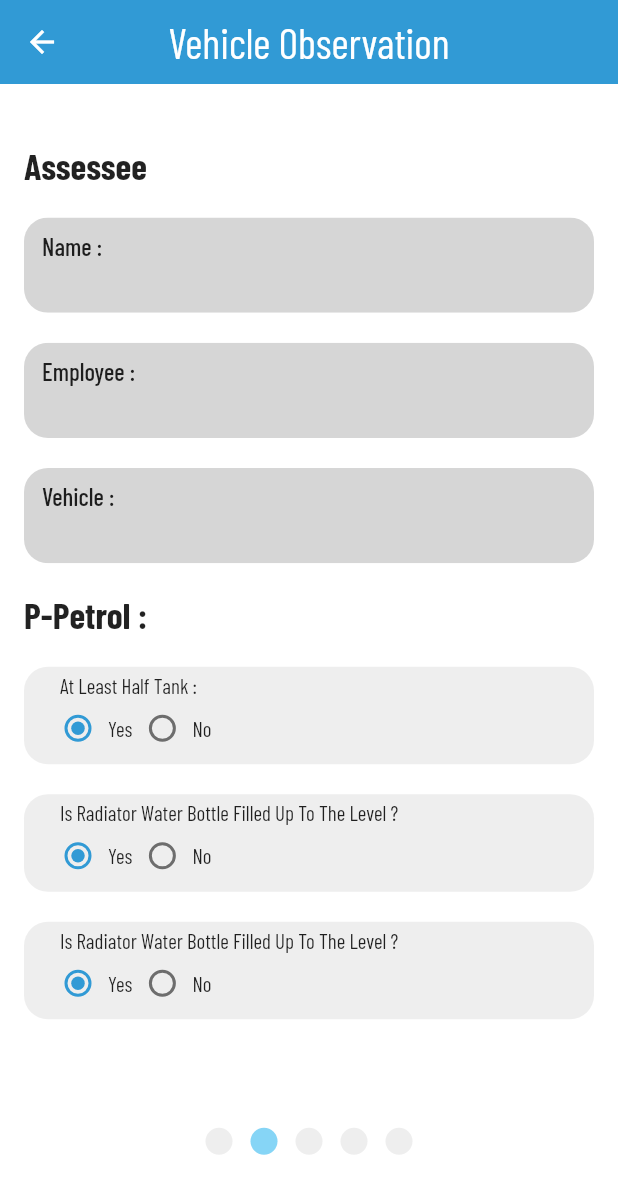
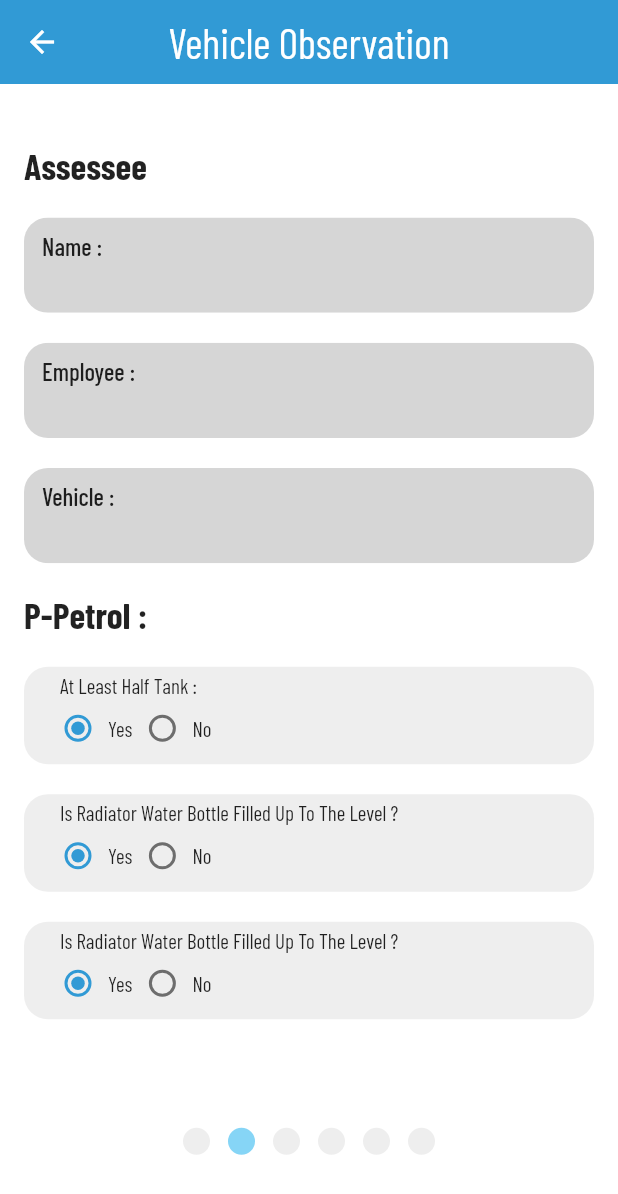
Before and after one commit to Tanzeela97/mega_tech, a Flutter app: the VehicleObservation screen opened by its route, swiped to page 2, on a phone screen of 412 x 824 dp. Shown: the top 1194 px of the screen. Run offline on Flutter 3.47's test engine with Material 2 defaults, Android fonts, the phone set to English and light mode, and no system bars; our stand-ins replace bloc, flutter_bloc, get_it, google_fonts, google_maps_flutter, responsive_framework.

Commit message:
more fixes

```diff
--- a/lib/constant/app_string.dart
+++ b/lib/constant/app_string.dart
@@ -180,4 +180,6 @@ abstract class AppString {
       "Are All Seat Belts In Good Working Conditions ?";
 
   static const complete = " Complete";
+  static const avgSpeedTrip = " Avg. Speed/Trip";
+  static const totalMileage = " Total Mileage";
 }
--- a/lib/presentation/screen/menu/home_view/vehicle_observation/vehicle_observation.dart
+++ b/lib/presentation/screen/menu/home_view/vehicle_observation/vehicle_observation.dart
@@ -3,6 +3,7 @@ import 'package:flutter_bloc/flutter_bloc.dart';
 import 'package:megatech/constant/app_string.dart';
 import 'package:megatech/theme/app_color.dart';
 import 'package:megatech/widgets/kAppbar.dart';
+import 'package:megatech/widgets/kElevatedButton.dart';
 import 'package:megatech/widgets/kMultilineTextField.dart';
 import 'package:megatech/widgets/kText.dart';
 import 'package:megatech/widgets/kTextFieldNonFloatingLabel.dart';
@@ -11,7 +12,6 @@ import 'package:megatech/widgets/kdecoratedField.dart';
 import '../../../../../app_utility/app_utility.dart';
 import '../../../../../dependency_injection.dart';
 import '../../../../blocs/date_time_picker/date_time_picker_bloc.dart';
-
 
 class VehicleObservation extends StatefulWidget {
   const VehicleObservation({Key? key}) : super(key: key);
@@ -54,44 +54,57 @@ class _VehicleObservationState extends State<VehicleObservation> {
           children: [
             AspectRatio(
               aspectRatio: 1 / 1.65,
-                child: PageView( onPageChanged: (value) {
+              child: PageView(
+                  onPageChanged: (value) {
                     pageIndex.value = value;
-                },children: [
+                  },
+                  children: [
                     ///pageOne
                     Padding(
-                    padding: const EdgeInsets.only(left: 16.0, right: 16.0, top: 40),
+                      padding: const EdgeInsets.only(
+                          left: 16.0, right: 16.0, top: 40),
                       child: Column(
                         children: [
-                        const KTextFieldNonFloatingLabel(label: AppString.driverName),
+                          const KTextFieldNonFloatingLabel(
+                              label: AppString.driverName),
                           _heightBox,
                           Row(
                             children: [
-                            BlocBuilder<DateTimePickerBloc,DateTimePickerInitial>(
-                              bloc:lastDate ,
-                              builder: (_,toState){
-                                return  Expanded(child:  KDecoratedField(
+                              BlocBuilder<DateTimePickerBloc,
+                                  DateTimePickerInitial>(
+                                bloc: lastDate,
+                                builder: (_, toState) {
+                                  return Expanded(
+                                      child: KDecoratedField(
                                     labelString: AppString.date,
                                     label: true,
-                                  value: AppUtility.dateFormat(toState.dateTime),
+                                    value:
+                                        AppUtility.dateFormat(toState.dateTime),
                                     //from: false,
-                                  callback: (){
+                                    callback: () {
                                       lastDate.add(PickDate(context: context));
-                                  }, from: false,
+                                    },
+                                    from: false,
                                   ));
                                 },
                               ),
                               _widthBox,
-                            BlocBuilder<DateTimePickerBloc,DateTimePickerInitial>(
-                              bloc:lastObservation ,
-                              builder: (_,toState){
-                                return  Expanded(child:  KDecoratedField(
+                              BlocBuilder<DateTimePickerBloc,
+                                  DateTimePickerInitial>(
+                                bloc: lastObservation,
+                                builder: (_, toState) {
+                                  return Expanded(
+                                      child: KDecoratedField(
                                     labelString: AppString.lastObservation,
                                     label: true,
-                                  value: AppUtility.dateFormat(toState.dateTime),
+                                    value:
+                                        AppUtility.dateFormat(toState.dateTime),
                                     //from: false,
-                                  callback: (){
-                                    lastObservation.add(PickDate(context: context));
-                                  }, from: false,
+                                    callback: () {
+                                      lastObservation
+                                          .add(PickDate(context: context));
+                                    },
+                                    from: false,
                                   ));
                                 },
                               ),
@@ -115,15 +128,16 @@ class _VehicleObservationState extends State<VehicleObservation> {
 
                     ///pageTwo
                     Padding(
-                    padding:
-                        const EdgeInsets.only(left: 16.0, right: 16.0, top: 40),
+                      padding: const EdgeInsets.only(
+                          left: 16.0, right: 16.0, top: 40),
                       child: Column(
                         crossAxisAlignment: CrossAxisAlignment.start,
                         children: [
                           const KText('Assessee',
                               fontSize: 24, enumText: EnumText.bold),
                           _heightBox,
-                        const KTextFieldNonFloatingLabel(label: AppString.name),
+                          const KTextFieldNonFloatingLabel(
+                              label: AppString.name),
                           _heightBox,
                           const KTextFieldNonFloatingLabel(
                               label: AppString.employee),
@@ -156,8 +170,8 @@ class _VehicleObservationState extends State<VehicleObservation> {
 
                     ///pageThree
                     Padding(
-                    padding:
-                        const EdgeInsets.only(left: 16.0, right: 16.0, top: 40),
+                      padding: const EdgeInsets.only(
+                          left: 16.0, right: 16.0, top: 40),
                       child: Column(
                         crossAxisAlignment: CrossAxisAlignment.start,
                         children: [
@@ -167,17 +181,20 @@ class _VehicleObservationState extends State<VehicleObservation> {
                           KDecoratedFieldRadio(
                               radioNotifier: radioOne,
                               data: option,
-                            label: AppString.isEngineOilGreaterThanToTheLevel),
+                              label:
+                                  AppString.isEngineOilGreaterThanToTheLevel),
                           _heightBox,
                           KDecoratedFieldRadio(
                               radioNotifier: radioOne,
                               data: option,
-                            label: AppString.isBrakeMCylReservoirUpToTheLevel),
+                              label:
+                                  AppString.isBrakeMCylReservoirUpToTheLevel),
                           _heightBox,
                           KDecoratedFieldRadio(
                               radioNotifier: radioOne,
                               data: option,
-                            label: AppString.isClutchMCylReservoirUpToTheLevel),
+                              label:
+                                  AppString.isClutchMCylReservoirUpToTheLevel),
                           _heightBox,
                           const KText(AppString.eElectricity,
                               fontSize: 24, enumText: EnumText.bold),
@@ -192,14 +209,14 @@ class _VehicleObservationState extends State<VehicleObservation> {
                               data: option,
                               label: AppString
                                   .areAllIndicatorBreakReverseAndHeadLightWorking),
-
                         ],
                       ),
                     ),
+
                     ///pageFour
                     Padding(
-                    padding:
-                        const EdgeInsets.only(left: 16.0, right: 16.0, top: 40),
+                      padding: const EdgeInsets.only(
+                          left: 16.0, right: 16.0, top: 40),
                       child: Column(
                         crossAxisAlignment: CrossAxisAlignment.start,
                         children: [
@@ -236,14 +253,14 @@ class _VehicleObservationState extends State<VehicleObservation> {
                         ],
                       ),
                     ),
+
                     ///pageFive
                     Padding(
-                    padding:
-                    const EdgeInsets.only(left: 16.0, right: 16.0, top: 40),
+                      padding: const EdgeInsets.only(
+                          left: 16.0, right: 16.0, top: 40),
                       child: Column(
                         crossAxisAlignment: CrossAxisAlignment.start,
                         children: [
-
                           KDecoratedFieldRadio(
                               radioNotifier: radioOne,
                               data: option,
@@ -267,16 +284,49 @@ class _VehicleObservationState extends State<VehicleObservation> {
                           KDecoratedFieldRadio(
                               radioNotifier: radioOne,
                               data: option,
-                            label: AppString.areAllSeatBeltsInGoodWorkingConditions),
+                              label: AppString
+                                  .areAllSeatBeltsInGoodWorkingConditions),
                           _heightBox,
                           const KText(AppString.lastMonthFinding,
                               fontSize: 24, enumText: EnumText.bold),
-                        _heightBox,
-                        KMultiLineTextField(title: 'title')
+                          const KMultiLineTextField(
+                              title: AppString.whatWasTheLastMonthsObservation)
                         ],
                       ),
                     ),
 
+                    ///pageSix
+                    Padding(
+                      padding: const EdgeInsets.only(
+                          left: 16.0, right: 16.0, top: 40),
+                      child: Column(
+                        crossAxisAlignment: CrossAxisAlignment.start,
+                        children: [
+                          const KText(AppString.improvement,
+                              fontSize: 24, enumText: EnumText.bold),
+                          _heightBox,
+                          KDecoratedFieldRadio(
+                              radioNotifier: radioOne,
+                              data: option,
+                              label: AppString
+                                  .isThereAnyImprovementInLastMonthObservation),
+                          _heightBox,
+                          Row(
+                            children: const [
+                              KText(AppString.otherObservation,
+                                  fontSize: 24, enumText: EnumText.bold),
+                              _widthBox,
+                              Icon(Icons.camera_alt_outlined),
+                            ],
+                          ),
+                          _heightBox,
+                          const KMultiLineTextField(
+                              title: AppString.anyOtherObservation),
+                          _heightBox,
+                          Center(child: KElevatedButton(string: AppString.complete,onTap: (){},width: 180))
+                        ],
+                      ),
+                    ),
                   ]),
             ),
             ValueListenableBuilder<int>(
@@ -289,10 +339,12 @@ class _VehicleObservationState extends State<VehicleObservation> {
                         pageIndicator(2 == value),
                         pageIndicator(3 == value),
                         pageIndicator(4 == value),
+                        pageIndicator(5 == value),
                       ],
                     ))
           ],
         ),
-      ),);
+      ),
+    );
   }
 }
--- a/lib/widgets/kTextFieldNonFloatingLabel.dart
+++ b/lib/widgets/kTextFieldNonFloatingLabel.dart
@@ -5,20 +5,22 @@ class KTextFieldNonFloatingLabel extends StatelessWidget {
   final String? label;
   final String? hintText;
   final IconData? iconData;
-
+  final bool enable;
+  final TextEditingController? controller;
   const KTextFieldNonFloatingLabel(
-      {Key? key, this.label, this.hintText, this.iconData})
+      {Key? key, this.label, this.hintText, this.iconData,this.enable = true,this.controller})
       : super(key: key);
 
   @override
   Widget build(BuildContext context) {
     return ClipRRect(
       borderRadius: BorderRadius.circular(16.0),
-      child: TextFormField(
+      child: TextFormField(enabled: enable,
+        controller: controller,
         decoration: InputDecoration(
             filled: true,
             fillColor: Colors.grey[350],
-            suffixIcon: Icon(iconData,color: Colors.black,),
+            suffixIcon: Icon(iconData,color: AppColor.black),
             iconColor: Colors.grey[350],
             border: InputBorder.none,
             floatingLabelBehavior: FloatingLabelBehavior.always,
--- a/lib/widgets/kdecoratedField.dart
+++ b/lib/widgets/kdecoratedField.dart
@@ -90,9 +90,7 @@ class KDecoratedFieldRadio extends StatelessWidget {
 
   @override
   Widget build(BuildContext context) {
-    return ClipRRect(
-      borderRadius: BorderRadius.circular(16.0),
-      child: ListTile(
+    return ListTile(
       shape: RoundedRectangleBorder(
         borderRadius: BorderRadius.circular(16.0),
       ),
@@ -126,7 +124,6 @@ class KDecoratedFieldRadio extends StatelessWidget {
             );
           }
       ),
-      ),
     );
   }
 }
```
Also changed, not shown: lib/presentation/screen/menu/home_view/tracking_report/trip.dart (+25 -4 lines), lib/widgets/kTextfieldRadioButton.dart (deleted, +0 -57 lines). Lines whose indentation alone changed are shown as unchanged.
